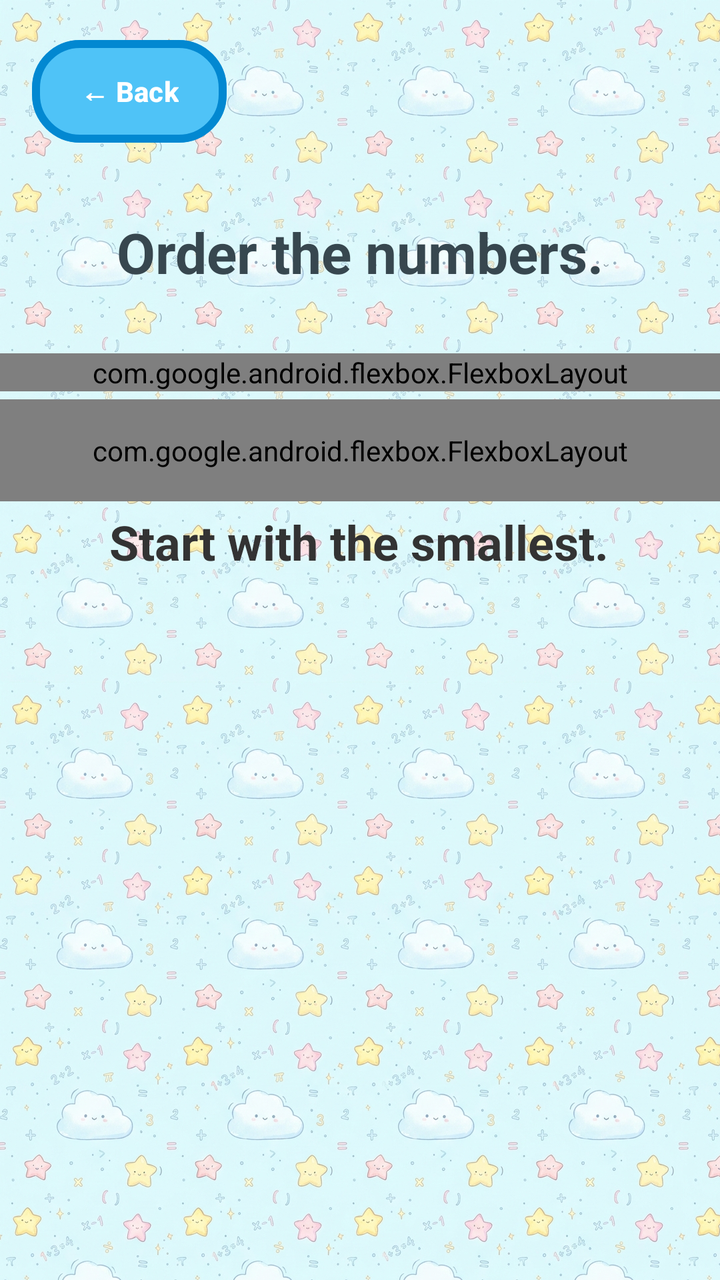
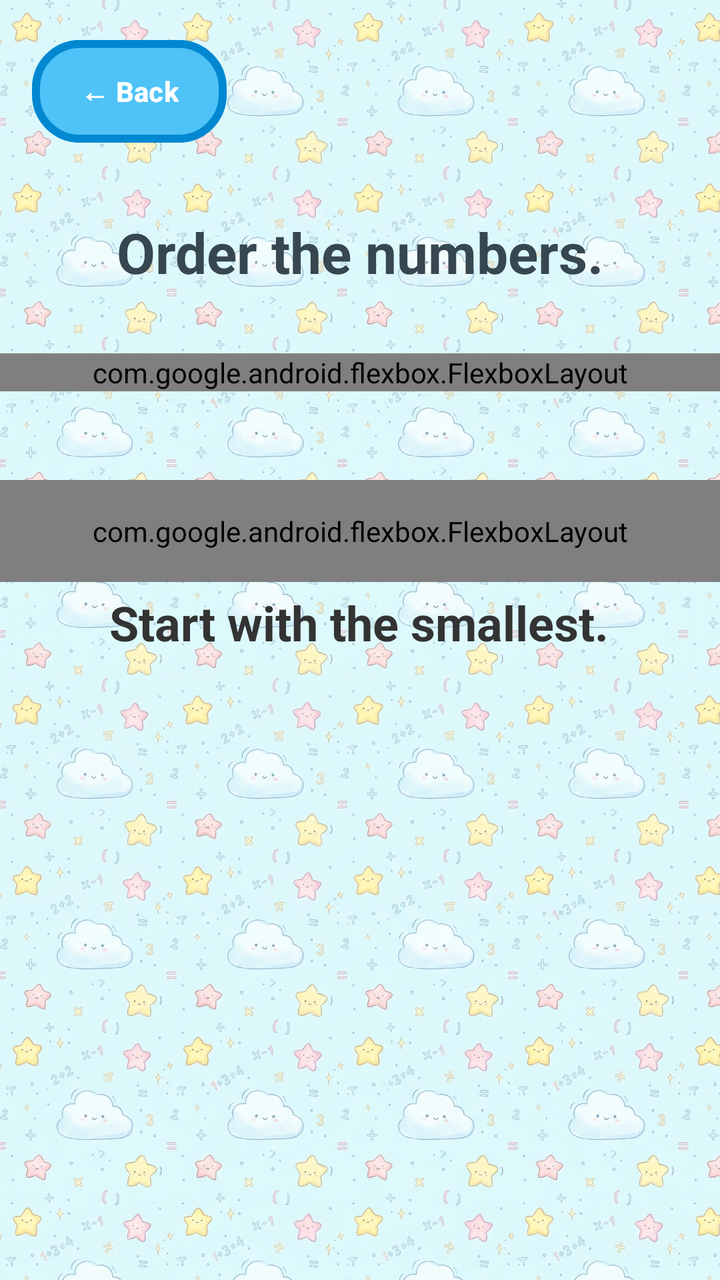

An Android layout rendered at two revisions. The XML below is the earlier revision; the diff shows what the commit changed to produce the second picture.
<!-- AndroidManifest.xml: application theme Theme.P1Chai_Boon_Hong2206806 -->
<!-- res/layout/activity_sequence.xml -->
<?xml version="1.0" encoding="utf-8"?>
<androidx.constraintlayout.widget.ConstraintLayout xmlns:android="http://schemas.android.com/apk/res/android"
    xmlns:app="http://schemas.android.com/apk/res-auto"
    xmlns:tools="http://schemas.android.com/tools"
    android:layout_width="match_parent"
    android:layout_height="match_parent"
    android:background="@drawable/bg_pattern_tiled"
    android:fitsSystemWindows="true"
    tools:context=".SequenceActivity"
    tools:ignore="Overdraw">

    <com.google.android.material.button.MaterialButton
        android:id="@+id/btnBack"
        android:layout_width="wrap_content"
        android:layout_height="wrap_content"
        android:layout_margin="16dp"
        app:backgroundTint="@color/btn_primary"
        app:cornerRadius="24dp"
        app:strokeWidth="4dp"
        app:strokeColor="@color/btn_primary_dark"
        android:paddingTop="16dp"
        android:paddingBottom="16dp"
        android:paddingStart="24dp"
        android:paddingEnd="24dp"
        android:text="@string/back"
        android:textColor="@color/white"
        android:textStyle="bold"
        app:layout_constraintStart_toStartOf="parent"
        app:layout_constraintTop_toTopOf="parent" />

    <TextView
        android:id="@+id/tvTimer"
        android:layout_width="wrap_content"
        android:layout_height="wrap_content"
        android:text="@string/time_initial"
        android:textColor="@color/text_primary"
        android:textSize="20sp"
        android:textStyle="bold"
        android:layout_marginEnd="16dp"
        android:visibility="gone"
        app:layout_constraintEnd_toEndOf="parent"
        app:layout_constraintTop_toTopOf="@id/btnBack"
        app:layout_constraintBottom_toBottomOf="@id/btnBack" />

    <TextView
        android:id="@+id/tvScore"
        android:layout_width="wrap_content"
        android:layout_height="wrap_content"
        android:text="@string/score_initial"
        android:textColor="@color/text_primary"
        android:textSize="20sp"
        android:textStyle="bold"
        android:layout_marginEnd="16dp"
        android:visibility="gone"
        app:layout_constraintEnd_toStartOf="@id/tvTimer"
        app:layout_constraintTop_toTopOf="@id/btnBack"
        app:layout_constraintBottom_toBottomOf="@id/btnBack" />

    <TextView
        android:id="@+id/tvInstruction"
        android:layout_width="wrap_content"
        android:layout_height="wrap_content"
        android:layout_marginTop="32dp"
        android:text="@string/find_the_missing_number"
        android:textAlignment="center"
        android:textColor="@color/text_primary"
        android:textSize="28sp"
        android:textStyle="bold"
        app:layout_constraintEnd_toEndOf="parent"
        app:layout_constraintStart_toStartOf="parent"
        app:layout_constraintTop_toBottomOf="@id/btnBack" />

    <com.google.android.flexbox.FlexboxLayout
        android:id="@+id/sequenceContainerLayout"
        android:layout_width="match_parent"
        android:layout_height="wrap_content"
        android:layout_marginTop="32dp"
        app:flexWrap="wrap"
        app:justifyContent="center"
        android:paddingHorizontal="16dp"
        app:layout_constraintEnd_toEndOf="parent"
        app:layout_constraintStart_toStartOf="parent"
        app:layout_constraintTop_toBottomOf="@id/tvInstruction" />

    <com.google.android.flexbox.FlexboxLayout
        android:id="@+id/optionsContainerLayout"
        android:layout_width="match_parent"
        android:layout_height="wrap_content"
        android:layout_marginTop="4dp"
        android:padding="16dp"
        app:flexWrap="wrap"
        app:justifyContent="center"
        app:layout_constraintEnd_toEndOf="parent"
        app:layout_constraintHorizontal_bias="0.0"
        app:layout_constraintStart_toStartOf="parent"
        app:layout_constraintTop_toBottomOf="@id/sequenceContainerLayout" />

    <TextView
        android:id="@+id/tvStartSmallest"
        android:layout_width="wrap_content"
        android:layout_height="wrap_content"
        android:layout_marginTop="4dp"
        android:text="@string/start_with_smallest"
        android:textColor="#333333"
        android:textSize="24sp"
        android:textStyle="bold"
        app:layout_constraintEnd_toEndOf="parent"
        app:layout_constraintHorizontal_bias="0.496"
        app:layout_constraintStart_toStartOf="parent"
        app:layout_constraintTop_toBottomOf="@id/optionsContainerLayout" />

</androidx.constraintlayout.widget.ConstraintLayout>
<!-- resources referenced by this layout -->
<resources>
  <color name="btn_primary">#4FC3F7</color>
  <color name="btn_primary_dark">#0288D1</color>
  <color name="text_primary">#37474F</color>
  <color name="white">#FFFFFFFF</color>
  <!-- drawable bg_pattern_tiled (drawable) -->
  <?xml version="1.0" encoding="utf-8"?>
  <bitmap xmlns:android="http://schemas.android.com/apk/res/android"
      android:src="@drawable/bg_pattern"
      android:tileMode="repeat" />
  <string name="back">← Back</string>
  <string name="find_the_missing_number">Order the numbers.</string>
  <string name="score_initial">Score: 0</string>
  <string name="start_with_smallest">Start with the smallest.</string>
  <string name="time_initial">Time: 0s</string>
  <style name="Theme.P1Chai_Boon_Hong2206806" parent="Base.Theme.P1Chai_Boon_Hong2206806" />
  <!-- drawable bg_pattern: jpg bitmap (drawable-nodpi, 623074 bytes) -->
  <style name="Base.Theme.P1Chai_Boon_Hong2206806" parent="Theme.Material3.DayNight.NoActionBar">
          
          <item name="android:windowBackground">@null</item>
      </style>
</resources>

<!-- the commit's change to res/layout/activity_sequence.xml (unified diff, before → after) -->
@@ -82,6 +82,20 @@
         app:layout_constraintStart_toStartOf="parent"
         app:layout_constraintTop_toBottomOf="@id/tvInstruction" />
 
+    <TextView
+        android:id="@+id/tvFeedback"
+        android:layout_width="wrap_content"
+        android:layout_height="wrap_content"
+        android:layout_marginTop="8dp"
+        android:text=""
+        android:textColor="@color/text_primary"
+        android:textSize="24sp"
+        android:textStyle="bold"
+        android:visibility="invisible"
+        app:layout_constraintTop_toBottomOf="@id/sequenceContainerLayout"
+        app:layout_constraintEnd_toEndOf="parent"
+        app:layout_constraintStart_toStartOf="parent" />
+
     <com.google.android.flexbox.FlexboxLayout
         android:id="@+id/optionsContainerLayout"
         android:layout_width="match_parent"
@@ -93,7 +107,7 @@
         app:layout_constraintEnd_toEndOf="parent"
         app:layout_constraintHorizontal_bias="0.0"
         app:layout_constraintStart_toStartOf="parent"
-        app:layout_constraintTop_toBottomOf="@id/sequenceContainerLayout" />
+        app:layout_constraintTop_toBottomOf="@id/tvFeedback" />
 
     <TextView
         android:id="@+id/tvStartSmallest"
